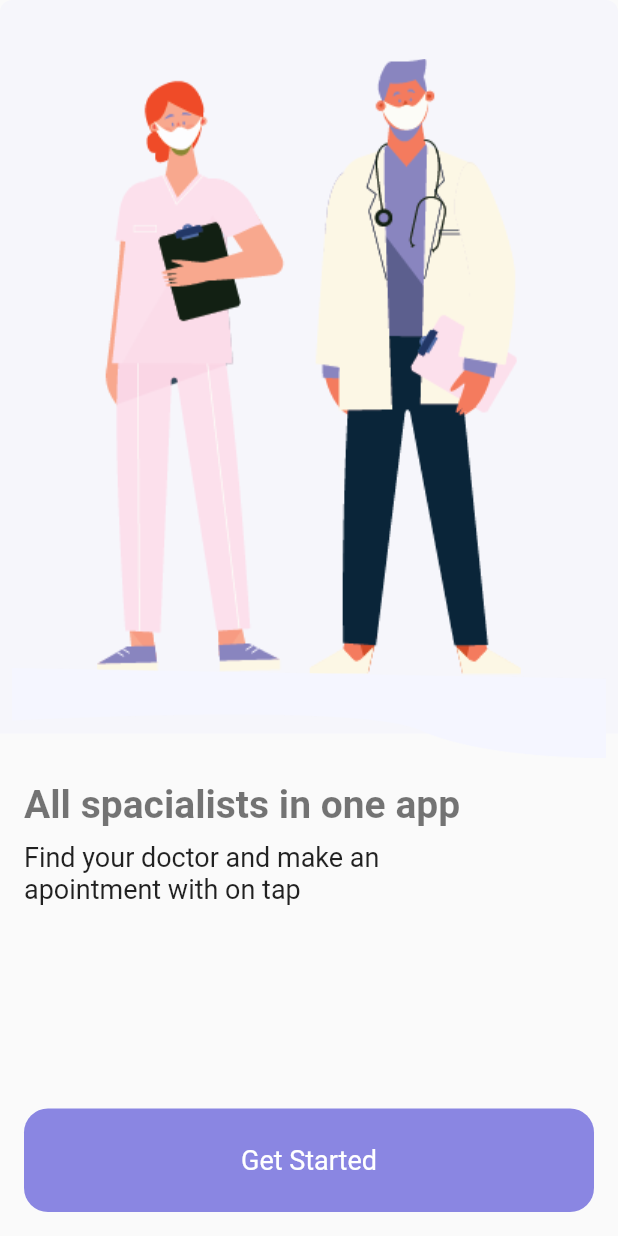
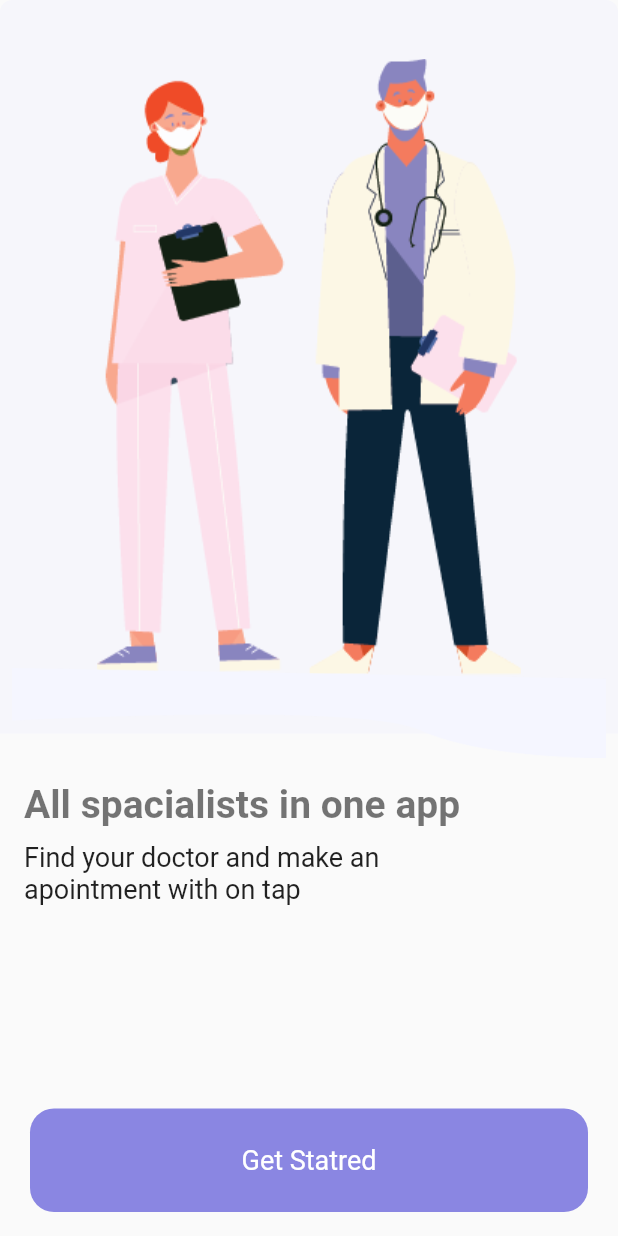
Before and after one commit to devhabibworks/doctor, a Flutter app: the screen it shows after launch, on a phone screen of 412 x 824 dp. Run offline on Flutter 3.47's test engine with Material 2 defaults, Android fonts, the phone set to English and light mode, and no system bars.

Commit message:
add colors

```diff
--- /dev/null
+++ b/lib/constant.dart
@@ -0,0 +1,6 @@
+import 'package:flutter/material.dart';
+
+Color pinkColor = const Color(0xffffe0f4);
+Color purpleColor = const Color(0xff8a86e2);
+Color blackColor = const Color(0xff32313a);
+Color whiteColor = const Color(0xfffcfeff);
--- a/lib/welcome_screen.dart
+++ b/lib/welcome_screen.dart
@@ -1,3 +1,4 @@
+import 'package:doctor/constant.dart';
 import 'package:flutter/material.dart';
 import 'package:flutter/services.dart';
 
@@ -9,7 +10,6 @@ class WelcomeScreen extends StatelessWidget {
     // this code used to hide the status bar
     SystemChrome.setEnabledSystemUIMode(SystemUiMode.manual,
         overlays: [SystemUiOverlay.bottom]);
-
     return Scaffold(
       body: SafeArea(
         child: Column(
@@ -74,25 +74,25 @@ class WelcomeScreen extends StatelessWidget {
                 ),
               ),
             ),
-
             //button
-
             Expanded(
                 flex: 1,
                 child: Container(
                   width: double.infinity,
                   alignment: Alignment.center,
-                margin: const EdgeInsets.all(16),
+                  margin: const EdgeInsets.symmetric(
+                    vertical: 16,
+                    horizontal: 20,
+                  ),
                   decoration: BoxDecoration(
-                  color: const Color(0xff8a86e2),
+                    color: purpleColor,
                     borderRadius: BorderRadius.circular(16),
                   ),
                   child: const Text(
-                  "Get Started",
-                  style: TextStyle(color: Colors.white, fontSize: 18),
+                    "Get Statred",
+                    style: TextStyle(fontSize: 18, color: Colors.white),
                   ),
-              ),
-            )
+                ))
           ],
         ),
       ),
```
Lines whose indentation alone changed are shown as unchanged.
